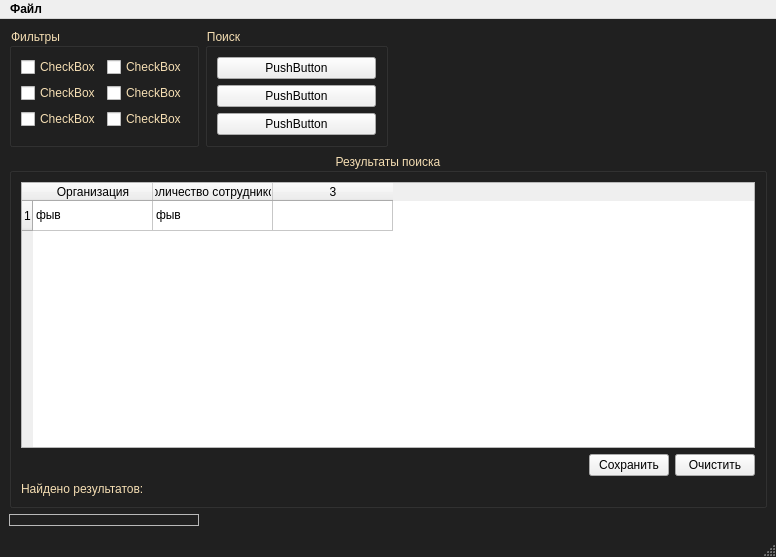
Before: the Qt Designer form QT templates/MW.ui in firstbirth/Enterprise-Directory, drawn with Qt 5.
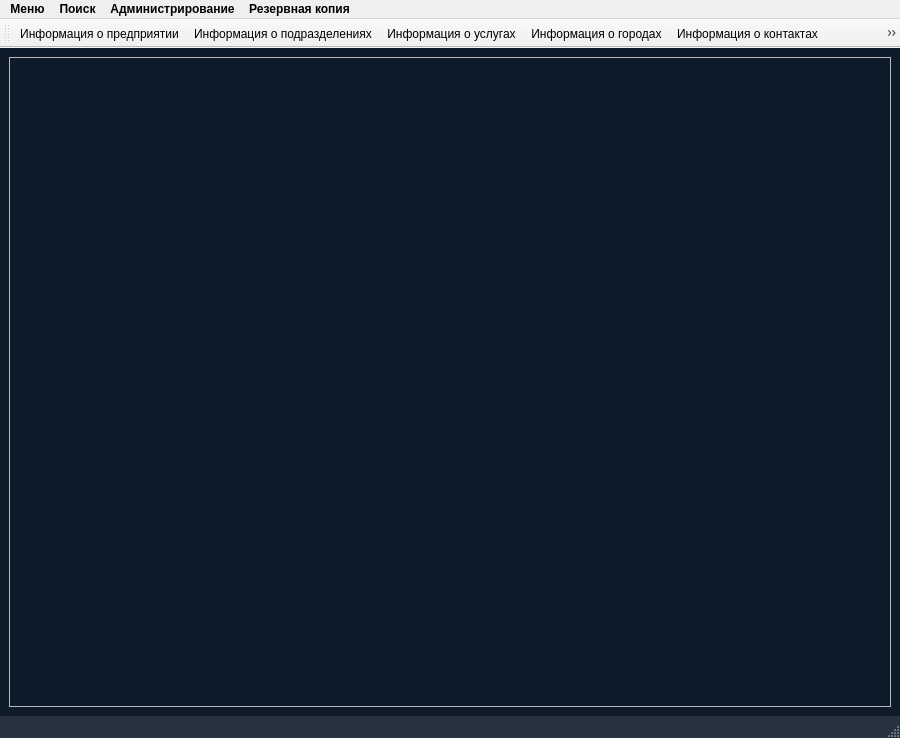
After: the same form once the commit is applied. Icons and pictures are not drawn.

Commit message: Main Window interface.

Patch:
```diff
--- a/QT templates/MW.ui
+++ b/QT templates/MW.ui
@@ -6,20 +6,45 @@
    <rect>
     <x>0</x>
     <y>0</y>
-    <width>776</width>
-    <height>557</height>
+    <width>900</width>
+    <height>738</height>
    </rect>
   </property>
+  <property name="minimumSize">
+   <size>
+    <width>847</width>
+    <height>628</height>
+   </size>
+  </property>
+  <property name="acceptDrops">
+   <bool>true</bool>
+  </property>
   <property name="windowTitle">
-   <string>MainWindow</string>
+   <string>Справочник предприятия</string>
+  </property>
+  <property name="windowIcon">
+   <iconset resource="../icons.qrc">
+    <normaloff>:/newPrefix/icons/organization.png</normaloff>:/newPrefix/icons/organization.png</iconset>
+  </property>
+  <property name="autoFillBackground">
+   <bool>true</bool>
   </property>
   <property name="styleSheet">
-   <string notr="true">.QMainWindow #centralwidget{
-background-color:#202020;
+   <string notr="true"> #centralwidget{
+background-color:#0D1B2A;
 }
 
+#act_ChangeUser{
+	background-color:blue;
+	color:white;
+}
+
+.QPushButton{
+	background-color:#293241;
+	color:#E0E1DD;
+}
 #statusbar{
-background-color:#202020;
+background-color:#293241;
 }
 
 #menubar{
@@ -27,6 +52,11 @@
 font-weight:bold;
 }
 
+#toolbar{
+	
+	background-color:black;
+border:none;	
+}
 </string>
   </property>
   <widget class="QWidget" name="centralwidget">
@@ -34,267 +64,7 @@
     <string notr="true"/>
    </property>
    <layout class="QGridLayout" name="gridLayout">
-    <item row="0" column="1">
-     <widget class="QGroupBox" name="groupBox_2">
-      <property name="styleSheet">
-       <string notr="true">#groupBox_2{
-	color:wheat;
-}</string>
-      </property>
-      <property name="title">
-       <string>Поиск</string>
-      </property>
-      <layout class="QVBoxLayout" name="verticalLayout">
-       <item>
-        <widget class="QPushButton" name="pushButton">
-         <property name="text">
-          <string>PushButton</string>
-         </property>
-        </widget>
-       </item>
-       <item>
-        <widget class="QPushButton" name="pushButton_2">
-         <property name="text">
-          <string>PushButton</string>
-         </property>
-        </widget>
-       </item>
-       <item>
-        <widget class="QPushButton" name="pushButton_3">
-         <property name="text">
-          <string>PushButton</string>
-         </property>
-        </widget>
-       </item>
-      </layout>
-     </widget>
-    </item>
-    <item row="1" column="0" colspan="4">
-     <widget class="QGroupBox" name="groupBox_3">
-      <property name="styleSheet">
-       <string notr="true">#groupBox_3{
-	color:wheat;
-}</string>
-      </property>
-      <property name="title">
-       <string>Результаты поиска</string>
-      </property>
-      <property name="alignment">
-       <set>Qt::AlignCenter</set>
-      </property>
-      <layout class="QGridLayout" name="gridLayout_2">
-       <item row="2" column="1">
-        <widget class="QPushButton" name="pushButton_5">
-         <property name="text">
-          <string>Сохранить</string>
-         </property>
-        </widget>
-       </item>
-       <item row="2" column="2">
-        <widget class="QPushButton" name="pushButton_4">
-         <property name="text">
-          <string>Очистить</string>
-         </property>
-        </widget>
-       </item>
-       <item row="3" column="0">
-        <widget class="QLabel" name="label">
-         <property name="styleSheet">
-          <string notr="true">#label{
-	color:wheat;
-}</string>
-         </property>
-         <property name="text">
-          <string>Найдено результатов: </string>
-         </property>
-        </widget>
-       </item>
-       <item row="0" column="0" colspan="3" alignment="Qt::AlignVCenter">
-        <widget class="QTableWidget" name="tableWidget">
-         <property name="minimumSize">
-          <size>
-           <width>0</width>
-           <height>266</height>
-          </size>
-         </property>
-         <property name="maximumSize">
-          <size>
-           <width>738</width>
-           <height>16777215</height>
-          </size>
-         </property>
-         <property name="tabletTracking">
-          <bool>false</bool>
-         </property>
-         <property name="autoFillBackground">
-          <bool>false</bool>
-         </property>
-         <property name="frameShadow">
-          <enum>QFrame::Raised</enum>
-         </property>
-         <property name="lineWidth">
-          <number>2</number>
-         </property>
-         <property name="midLineWidth">
-          <number>2</number>
-         </property>
-         <property name="sizeAdjustPolicy">
-          <enum>QAbstractScrollArea::AdjustToContents</enum>
-         </property>
-         <property name="alternatingRowColors">
-          <bool>false</bool>
-         </property>
-         <property name="iconSize">
-          <size>
-           <width>10</width>
-           <height>10</height>
-          </size>
-         </property>
-         <property name="gridStyle">
-          <enum>Qt::SolidLine</enum>
-         </property>
-         <property name="sortingEnabled">
-          <bool>false</bool>
-         </property>
-         <property name="rowCount">
-          <number>1</number>
-         </property>
-         <property name="columnCount">
-          <number>3</number>
-         </property>
-         <attribute name="horizontalHeaderCascadingSectionResizes">
-          <bool>false</bool>
-         </attribute>
-         <attribute name="horizontalHeaderDefaultSectionSize">
-          <number>120</number>
-         </attribute>
-         <row/>
-         <column>
-          <property name="text">
-           <string>Организация</string>
-          </property>
-          <property name="icon">
-           <iconset resource="icons/tableIcons.qrc">
-            <normaloff>:/TableColmn/sticky-note.png</normaloff>:/TableColmn/sticky-note.png</iconset>
-          </property>
-         </column>
-         <column>
-          <property name="text">
-           <string>Количество сотрудников</string>
-          </property>
-          <property name="icon">
-           <iconset resource="icons/tableIcons.qrc">
-            <normaloff>:/TableColmn/employees.png</normaloff>:/TableColmn/employees.png</iconset>
-          </property>
-         </column>
-         <column/>
-         <item row="0" column="0">
-          <property name="text">
-           <string>фыв</string>
-          </property>
-         </item>
-         <item row="0" column="1">
-          <property name="text">
-           <string>фыв</string>
-          </property>
-          <property name="font">
-           <font>
-            <stylestrategy>PreferDefault</stylestrategy>
-           </font>
-          </property>
-          <property name="icon">
-           <iconset theme="dialog-warning"/>
-          </property>
-         </item>
-        </widget>
-       </item>
-       <item row="2" column="0">
-        <spacer name="horizontalSpacer_2">
-         <property name="orientation">
-          <enum>Qt::Horizontal</enum>
-         </property>
-         <property name="sizeHint" stdset="0">
-          <size>
-           <width>40</width>
-           <height>20</height>
-          </size>
-         </property>
-        </spacer>
-       </item>
-      </layout>
-     </widget>
-    </item>
-    <item row="0" column="2" colspan="2">
-     <spacer name="horizontalSpacer">
-      <property name="orientation">
-       <enum>Qt::Horizontal</enum>
-      </property>
-      <property name="sizeType">
-       <enum>QSizePolicy::Fixed</enum>
-      </property>
-      <property name="sizeHint" stdset="0">
-       <size>
-        <width>40</width>
-        <height>20</height>
-       </size>
-      </property>
-     </spacer>
-    </item>
-    <item row="0" column="0">
-     <widget class="QGroupBox" name="groupBox">
-      <property name="styleSheet">
-       <string notr="true">color:wheat;</string>
-      </property>
-      <property name="title">
-       <string>Фильтры</string>
-      </property>
-      <layout class="QFormLayout" name="formLayout">
-       <item row="0" column="0">
-        <widget class="QCheckBox" name="checkBox">
-         <property name="text">
-          <string>CheckBox</string>
-         </property>
-        </widget>
-       </item>
-       <item row="0" column="1">
-        <widget class="QCheckBox" name="checkBox_2">
-         <property name="text">
-          <string>CheckBox</string>
-         </property>
-        </widget>
-       </item>
-       <item row="1" column="0">
-        <widget class="QCheckBox" name="checkBox_3">
-         <property name="text">
-          <string>CheckBox</string>
-         </property>
-        </widget>
-       </item>
-       <item row="1" column="1">
-        <widget class="QCheckBox" name="checkBox_4">
-         <property name="text">
-          <string>CheckBox</string>
-         </property>
-        </widget>
-       </item>
-       <item row="2" column="0">
-        <widget class="QCheckBox" name="checkBox_5">
-         <property name="text">
-          <string>CheckBox</string>
-         </property>
-        </widget>
-       </item>
-       <item row="2" column="1">
-        <widget class="QCheckBox" name="checkBox_6">
-         <property name="text">
-          <string>CheckBox</string>
-         </property>
-        </widget>
-       </item>
-      </layout>
-     </widget>
-    </item>
-    <item row="2" column="0">
+    <item row="1" column="0">
      <widget class="QFrame" name="frame">
       <property name="frameShape">
        <enum>QFrame::StyledPanel</enum>
@@ -311,20 +81,113 @@
     <rect>
      <x>0</x>
      <y>0</y>
-     <width>776</width>
+     <width>900</width>
      <height>22</height>
     </rect>
    </property>
    <widget class="QMenu" name="menu">
     <property name="title">
-     <string>Файл</string>
+     <string>Меню</string>
     </property>
-    <addaction name="action"/>
+    <addaction name="act_ChangeUser"/>
+    <addaction name="separator"/>
+    <addaction name="act_Exit"/>
+   </widget>
+   <widget class="QMenu" name="menu_2">
+    <property name="title">
+     <string>Поиск</string>
+    </property>
+    <addaction name="act_FindEnterprise"/>
+    <addaction name="act_InfoIndustry"/>
+    <addaction name="act_InfoServices"/>
+    <addaction name="act_InfoCity"/>
+    <addaction name="act_InfoContact"/>
+    <addaction name="act_InfoChief"/>
+   </widget>
+   <widget class="QMenu" name="menu_3">
+    <property name="enabled">
+     <bool>true</bool>
+    </property>
+    <property name="acceptDrops">
+     <bool>false</bool>
+    </property>
+    <property name="autoFillBackground">
+     <bool>false</bool>
+    </property>
+    <property name="title">
+     <string>Администрирование</string>
+    </property>
+    <addaction name="act_AddUser"/>
+    <addaction name="act_DeleteUser"/>
+   </widget>
+   <widget class="QMenu" name="menu_5">
+    <property name="title">
+     <string>Резервная копия</string>
+    </property>
+    <addaction name="act_Backup"/>
    </widget>
    <addaction name="menu"/>
+   <addaction name="menu_2"/>
+   <addaction name="menu_3"/>
+   <addaction name="menu_5"/>
   </widget>
   <widget class="QStatusBar" name="statusbar"/>
-  <action name="action">
+  <widget class="QToolBar" name="toolBar">
+   <property name="enabled">
+    <bool>true</bool>
+   </property>
+   <property name="sizePolicy">
+    <sizepolicy hsizetype="Preferred" vsizetype="Maximum">
+     <horstretch>0</horstretch>
+     <verstretch>0</verstretch>
+    </sizepolicy>
+   </property>
+   <property name="minimumSize">
+    <size>
+     <width>0</width>
+     <height>0</height>
+    </size>
+   </property>
+   <property name="maximumSize">
+    <size>
+     <width>16777215</width>
+     <height>40</height>
+    </size>
+   </property>
+   <property name="windowTitle">
+    <string>toolBar</string>
+   </property>
+   <property name="iconSize">
+    <size>
+     <width>20</width>
+     <height>25</height>
+    </size>
+   </property>
+   <property name="toolButtonStyle">
+    <enum>Qt::ToolButtonIconOnly</enum>
+   </property>
+   <property name="floatable">
+    <bool>false</bool>
+   </property>
+   <attribute name="toolBarArea">
+    <enum>TopToolBarArea</enum>
+   </attribute>
+   <attribute name="toolBarBreak">
+    <bool>false</bool>
+   </attribute>
+   <addaction name="act_FindEnterprise"/>
+   <addaction name="act_InfoIndustry"/>
+   <addaction name="act_InfoServices"/>
+   <addaction name="act_InfoCity"/>
+   <addaction name="act_InfoContact"/>
+   <addaction name="act_InfoChief"/>
+   <addaction name="separator"/>
+   <addaction name="act_AddUser"/>
+   <addaction name="act_DeleteUser"/>
+   <addaction name="separator"/>
+   <addaction name="act_Backup"/>
+  </widget>
+  <action name="act_Exit">
    <property name="icon">
     <iconset resource="icons.qrc">
      <normaloff>:/Buttons/multiply.png</normaloff>:/Buttons/multiply.png</iconset>
@@ -333,6 +196,102 @@
     <string>Выход</string>
    </property>
   </action>
+  <action name="act_FindEnterprise">
+   <property name="icon">
+    <iconset resource="../icons.qrc">
+     <normaloff>:/newPrefix/icons/file.png</normaloff>:/newPrefix/icons/file.png</iconset>
+   </property>
+   <property name="text">
+    <string>Информация о предприятии</string>
+   </property>
+  </action>
+  <action name="act_ChangeUser">
+   <property name="icon">
+    <iconset resource="../icons.qrc">
+     <normaloff>:/newPrefix/icons/user-account.png</normaloff>:/newPrefix/icons/user-account.png</iconset>
+   </property>
+   <property name="text">
+    <string>Сменить пользователя</string>
+   </property>
+  </action>
+  <action name="act_AddUser">
+   <property name="enabled">
+    <bool>true</bool>
+   </property>
+   <property name="icon">
+    <iconset resource="../icons.qrc">
+     <normaloff>:/newPrefix/icons/plus.png</normaloff>:/newPrefix/icons/plus.png</iconset>
+   </property>
+   <property name="text">
+    <string>Добавить пользователя</string>
+   </property>
+   <property name="visible">
+    <bool>true</bool>
+   </property>
+  </action>
+  <action name="act_DeleteUser">
+   <property name="icon">
+    <iconset resource="../icons.qrc">
+     <normaloff>:/newPrefix/icons/remove-user.png</normaloff>:/newPrefix/icons/remove-user.png</iconset>
+   </property>
+   <property name="text">
+    <string>Удалить пользователя</string>
+   </property>
+  </action>
+  <action name="act_InfoIndustry">
+   <property name="icon">
+    <iconset resource="../icons.qrc">
+     <normaloff>:/newPrefix/icons/industry.png</normaloff>:/newPrefix/icons/industry.png</iconset>
+   </property>
+   <property name="text">
+    <string>Информация о подразделениях</string>
+   </property>
+  </action>
+  <action name="act_InfoServices">
+   <property name="icon">
+    <iconset resource="../icons.qrc">
+     <normaloff>:/newPrefix/icons/repair-tool.png</normaloff>:/newPrefix/icons/repair-tool.png</iconset>
+   </property>
+   <property name="text">
+    <string>Информация о услугах</string>
+   </property>
+  </action>
+  <action name="act_InfoCity">
+   <property name="icon">
+    <iconset resource="../icons.qrc">
+     <normaloff>:/newPrefix/icons/location.png</normaloff>:/newPrefix/icons/location.png</iconset>
+   </property>
+   <property name="text">
+    <string>Информация о городах</string>
+   </property>
+  </action>
+  <action name="act_InfoContact">
+   <property name="icon">
+    <iconset resource="../icons.qrc">
+     <normaloff>:/newPrefix/icons/notebook-of-contacts.png</normaloff>:/newPrefix/icons/notebook-of-contacts.png</iconset>
+   </property>
+   <property name="text">
+    <string>Информация о контактах</string>
+   </property>
+  </action>
+  <action name="act_InfoChief">
+   <property name="icon">
+    <iconset resource="../icons.qrc">
+     <normaloff>:/newPrefix/icons/chief-executive-officer.png</normaloff>:/newPrefix/icons/chief-executive-officer.png</iconset>
+   </property>
+   <property name="text">
+    <string>Информация о руководителях</string>
+   </property>
+  </action>
+  <action name="act_Backup">
+   <property name="icon">
+    <iconset resource="../icons.qrc">
+     <normaloff>:/newPrefix/icons/cloud-storage.png</normaloff>:/newPrefix/icons/cloud-storage.png</iconset>
+   </property>
+   <property name="text">
+    <string>Создать</string>
+   </property>
+  </action>
  </widget>
  <resources>
   <include location="icons.qrc"/>
```
Left out of the diff: 10 changed lines with no effect on the pictures. The commit also changes 22 other files.
